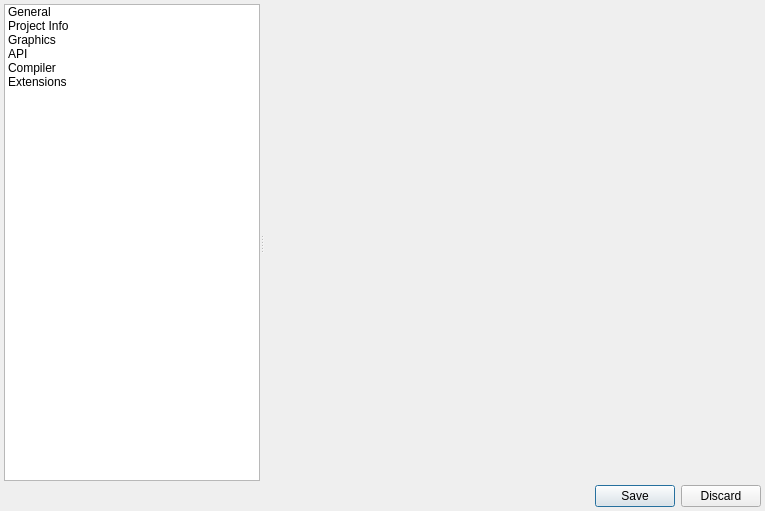
First picture: the form in Editors/SettingsEditor.ui, repository enigma-dev/RadialGM, before the edit.
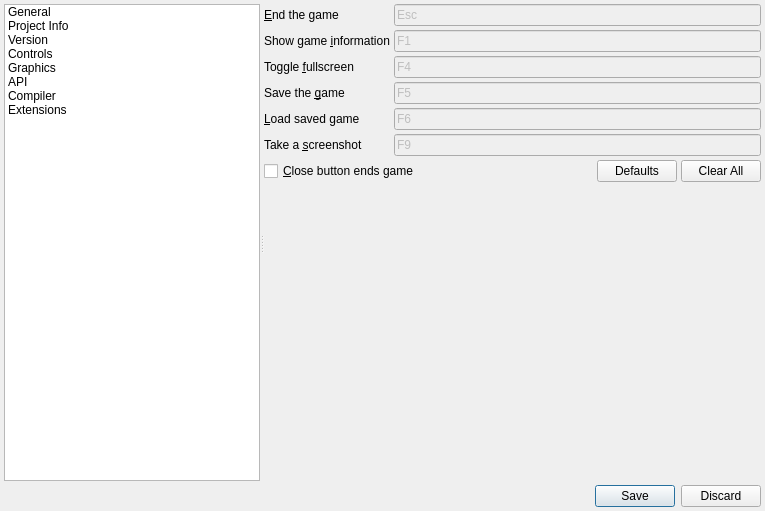
Second picture: the form after the edit. The open tabs and pages were chosen to show the change. Icons and pictures are not drawn.

Commit message: add control mappings and version info settings pages

What changed in the file:
```diff
--- a/Editors/SettingsEditor.ui
+++ b/Editors/SettingsEditor.ui
@@ -61,6 +61,16 @@
         <string>Project Info</string>
        </property>
       </item>
+      <item>
+       <property name="text">
+        <string>Version</string>
+       </property>
+      </item>
+      <item>
+       <property name="text">
+        <string>Controls</string>
+       </property>
+      </item>
       <item>
        <property name="text">
         <string>Graphics</string>
@@ -806,6 +816,373 @@
         </item>
        </layout>
       </widget>
+      <widget class="QWidget" name="controlsPage">
+       <layout class="QVBoxLayout" name="verticalLayout_6" stretch="0,0,0">
+        <property name="spacing">
+         <number>4</number>
+        </property>
+        <property name="leftMargin">
+         <number>0</number>
+        </property>
+        <property name="topMargin">
+         <number>0</number>
+        </property>
+        <property name="rightMargin">
+         <number>0</number>
+        </property>
+        <property name="bottomMargin">
+         <number>0</number>
+        </property>
+        <item>
+         <layout class="QGridLayout" name="controlsGridLayout">
+          <property name="sizeConstraint">
+           <enum>QLayout::SetDefaultConstraint</enum>
+          </property>
+          <property name="spacing">
+           <number>4</number>
+          </property>
+          <item row="1" column="0">
+           <widget class="QLabel" name="showGameInfoKeyLabel">
+            <property name="text">
+             <string>Show game &amp;information</string>
+            </property>
+            <property name="buddy">
+             <cstring>showGameInfoKeyEdit</cstring>
+            </property>
+           </widget>
+          </item>
+          <item row="5" column="1">
+           <widget class="QKeySequenceEdit" name="screenshotKeyEdit">
+            <property name="enabled">
+             <bool>false</bool>
+            </property>
+            <property name="keySequence">
+             <string>F9</string>
+            </property>
+           </widget>
+          </item>
+          <item row="2" column="1">
+           <widget class="QKeySequenceEdit" name="fullscreenKeyEdit">
+            <property name="enabled">
+             <bool>false</bool>
+            </property>
+            <property name="keySequence">
+             <string>F4</string>
+            </property>
+           </widget>
+          </item>
+          <item row="1" column="1">
+           <widget class="QKeySequenceEdit" name="showGameInfoKeyEdit">
+            <property name="enabled">
+             <bool>false</bool>
+            </property>
+            <property name="keySequence">
+             <string>F1</string>
+            </property>
+           </widget>
+          </item>
+          <item row="3" column="1">
+           <widget class="QKeySequenceEdit" name="saveGameKeyEdit">
+            <property name="enabled">
+             <bool>false</bool>
+            </property>
+            <property name="keySequence">
+             <string>F5</string>
+            </property>
+           </widget>
+          </item>
+          <item row="4" column="1">
+           <widget class="QKeySequenceEdit" name="loadSavedGameKeyEdit">
+            <property name="enabled">
+             <bool>false</bool>
+            </property>
+            <property name="keySequence">
+             <string>F6</string>
+            </property>
+           </widget>
+          </item>
+          <item row="0" column="0">
+           <widget class="QLabel" name="endGameKeyLabel">
+            <property name="text">
+             <string>&amp;End the game</string>
+            </property>
+            <property name="buddy">
+             <cstring>endGameKeyEdit</cstring>
+            </property>
+           </widget>
+          </item>
+          <item row="3" column="0">
+           <widget class="QLabel" name="saveGameKeyLabel">
+            <property name="text">
+             <string>Save the &amp;game</string>
+            </property>
+            <property name="buddy">
+             <cstring>saveGameKeyEdit</cstring>
+            </property>
+           </widget>
+          </item>
+          <item row="2" column="0">
+           <widget class="QLabel" name="fullscreenKeyLabel">
+            <property name="text">
+             <string>Toggle &amp;fullscreen</string>
+            </property>
+            <property name="buddy">
+             <cstring>fullscreenKeyEdit</cstring>
+            </property>
+           </widget>
+          </item>
+          <item row="5" column="0">
+           <widget class="QLabel" name="screenshotKeyLabel">
+            <property name="text">
+             <string>Take a &amp;screenshot</string>
+            </property>
+            <property name="buddy">
+             <cstring>screenshotKeyEdit</cstring>
+            </property>
+           </widget>
+          </item>
+          <item row="4" column="0">
+           <widget class="QLabel" name="loadSavedGameKeyLabel">
+            <property name="text">
+             <string>&amp;Load saved game</string>
+            </property>
+            <property name="buddy">
+             <cstring>loadSavedGameKeyEdit</cstring>
+            </property>
+           </widget>
+          </item>
+          <item row="0" column="1">
+           <widget class="QKeySequenceEdit" name="endGameKeyEdit">
+            <property name="enabled">
+             <bool>false</bool>
+            </property>
+            <property name="keySequence">
+             <string>Esc</string>
+            </property>
+           </widget>
+          </item>
+         </layout>
+        </item>
+        <item>
+         <layout class="QHBoxLayout" name="horizontalLayout_3">
+          <property name="spacing">
+           <number>4</number>
+          </property>
+          <item>
+           <widget class="QCheckBox" name="closeButtonEndsCheckBox">
+            <property name="text">
+             <string>&amp;Close button ends game</string>
+            </property>
+           </widget>
+          </item>
+          <item>
+           <widget class="QPushButton" name="defaultKeysButton">
+            <property name="sizePolicy">
+             <sizepolicy hsizetype="Fixed" vsizetype="Fixed">
+              <horstretch>0</horstretch>
+              <verstretch>0</verstretch>
+             </sizepolicy>
+            </property>
+            <property name="text">
+             <string>Defaults</string>
+            </property>
+           </widget>
+          </item>
+          <item>
+           <widget class="QPushButton" name="clearAllkeysButton">
+            <property name="sizePolicy">
+             <sizepolicy hsizetype="Fixed" vsizetype="Fixed">
+              <horstretch>0</horstretch>
+              <verstretch>0</verstretch>
+             </sizepolicy>
+            </property>
+            <property name="text">
+             <string>Clear All</string>
+            </property>
+           </widget>
+          </item>
+         </layout>
+        </item>
+        <item>
+         <spacer name="controlsPageVerticalSpacer">
+          <property name="orientation">
+           <enum>Qt::Vertical</enum>
+          </property>
+          <property name="sizeHint" stdset="0">
+           <size>
+            <width>20</width>
+            <height>40</height>
+           </size>
+          </property>
+         </spacer>
+        </item>
+       </layout>
+      </widget>
+      <widget class="QWidget" name="versionPage">
+       <layout class="QVBoxLayout" name="verticalLayout_7">
+        <property name="spacing">
+         <number>4</number>
+        </property>
+        <property name="leftMargin">
+         <number>0</number>
+        </property>
+        <property name="topMargin">
+         <number>0</number>
+        </property>
+        <property name="rightMargin">
+         <number>0</number>
+        </property>
+        <property name="bottomMargin">
+         <number>0</number>
+        </property>
+        <item>
+         <layout class="QGridLayout" name="versionInfoGridLayout">
+          <property name="spacing">
+           <number>4</number>
+          </property>
+          <item row="1" column="0">
+           <widget class="QLabel" name="companyLabel">
+            <property name="text">
+             <string>&amp;Company</string>
+            </property>
+            <property name="buddy">
+             <cstring>companyLineEdit</cstring>
+            </property>
+           </widget>
+          </item>
+          <item row="0" column="6">
+           <widget class="QLabel" name="buildVersionLabel">
+            <property name="sizePolicy">
+             <sizepolicy hsizetype="Fixed" vsizetype="Preferred">
+              <horstretch>0</horstretch>
+              <verstretch>0</verstretch>
+             </sizepolicy>
+            </property>
+            <property name="text">
+             <string>&amp;Build</string>
+            </property>
+            <property name="buddy">
+             <cstring>buildVersionSpinBox</cstring>
+            </property>
+           </widget>
+          </item>
+          <item row="0" column="0">
+           <widget class="QLabel" name="majorVersionLabel">
+            <property name="text">
+             <string>&amp;Major</string>
+            </property>
+            <property name="buddy">
+             <cstring>majorVersionSpinBox</cstring>
+            </property>
+           </widget>
+          </item>
+          <item row="0" column="2">
+           <widget class="QLabel" name="minorVersionLabel">
+            <property name="sizePolicy">
+             <sizepolicy hsizetype="Fixed" vsizetype="Preferred">
+              <horstretch>0</horstretch>
+              <verstretch>0</verstretch>
+             </sizepolicy>
+            </property>
+            <property name="text">
+             <string>&amp;Minor</string>
+            </property>
+            <property name="buddy">
+             <cstring>minorVersionSpinBox</cstring>
+            </property>
+           </widget>
+          </item>
+          <item row="0" column="5">
+           <widget class="QSpinBox" name="releaseVersionSpinBox"/>
+          </item>
+          <item row="2" column="0">
+           <widget class="QLabel" name="productLabel">
+            <property name="text">
+             <string>&amp;Product</string>
+            </property>
+            <property name="buddy">
+             <cstring>productLineEdit</cstring>
+            </property>
+           </widget>
+          </item>
+          <item row="0" column="1">
+           <widget class="QSpinBox" name="majorVersionSpinBox">
+            <property name="value">
+             <number>1</number>
+            </property>
+           </widget>
+          </item>
+          <item row="0" column="4">
+           <widget class="QLabel" name="releaseVersionLabel">
+            <property name="sizePolicy">
+             <sizepolicy hsizetype="Fixed" vsizetype="Preferred">
+              <horstretch>0</horstretch>
+              <verstretch>0</verstretch>
+             </sizepolicy>
+            </property>
+            <property name="text">
+             <string>&amp;Release</string>
+            </property>
+            <property name="buddy">
+             <cstring>releaseVersionSpinBox</cstring>
+            </property>
+           </widget>
+          </item>
+          <item row="0" column="3">
+           <widget class="QSpinBox" name="minorVersionSpinBox"/>
+          </item>
+          <item row="4" column="0">
+           <widget class="QLabel" name="descriptionLabel">
+            <property name="text">
+             <string>&amp;Description</string>
+            </property>
+            <property name="buddy">
+             <cstring>descriptionLineEdit</cstring>
+            </property>
+           </widget>
+          </item>
+          <item row="3" column="0">
+           <widget class="QLabel" name="copyrightLabel">
+            <property name="text">
+             <string>&amp;Copyright</string>
+            </property>
+            <property name="buddy">
+             <cstring>copyrightLineEdit</cstring>
+            </property>
+           </widget>
+          </item>
+          <item row="0" column="7">
+           <widget class="QSpinBox" name="buildVersionSpinBox"/>
+          </item>
+          <item row="1" column="1" colspan="7">
+           <widget class="QLineEdit" name="companyLineEdit"/>
+          </item>
+          <item row="2" column="1" colspan="7">
+           <widget class="QLineEdit" name="productLineEdit"/>
+          </item>
+          <item row="3" column="1" colspan="7">
+           <widget class="QLineEdit" name="copyrightLineEdit"/>
+          </item>
+          <item row="4" column="1" colspan="7">
+           <widget class="QLineEdit" name="descriptionLineEdit"/>
+          </item>
+         </layout>
+        </item>
+        <item>
+         <spacer name="versionPageVerticalSpacer">
+          <property name="orientation">
+           <enum>Qt::Vertical</enum>
+          </property>
+          <property name="sizeHint" stdset="0">
+           <size>
+            <width>20</width>
+            <height>40</height>
+           </size>
+          </property>
+         </spacer>
+        </item>
+       </layout>
+      </widget>
       <widget class="QWidget" name="extensionsPage">
        <layout class="QHBoxLayout" name="horizontalLayout">
         <property name="spacing">
```
Left out of the diff: 73 changed lines with no effect on the pictures. The commit also changes 1 other file.
